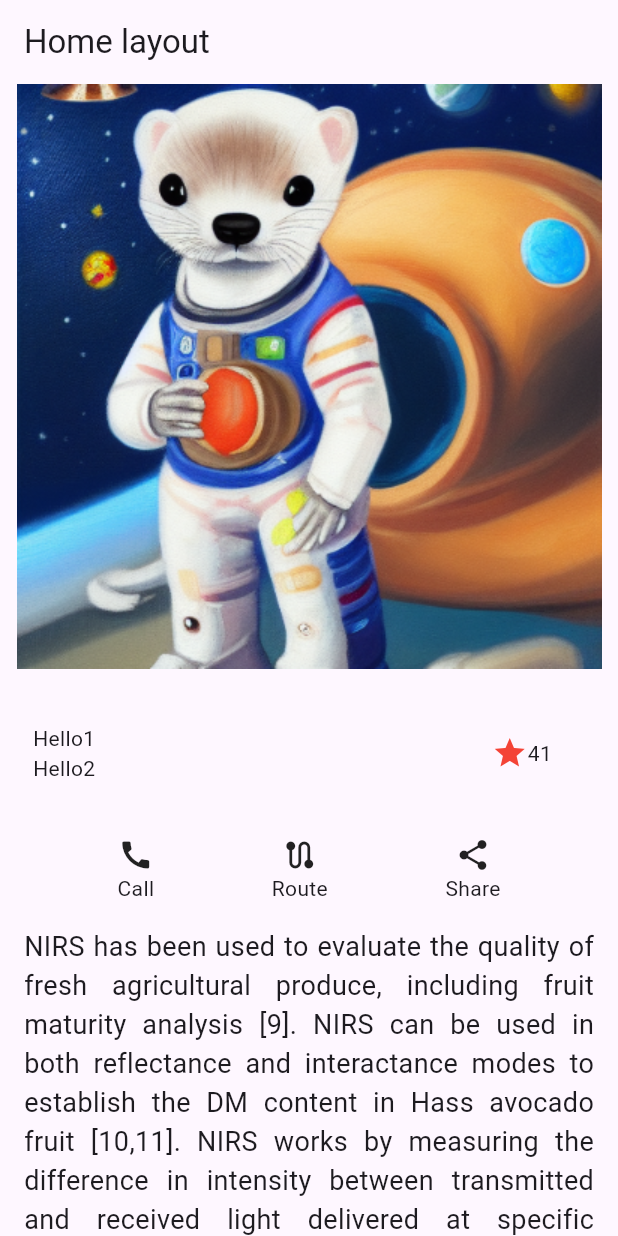
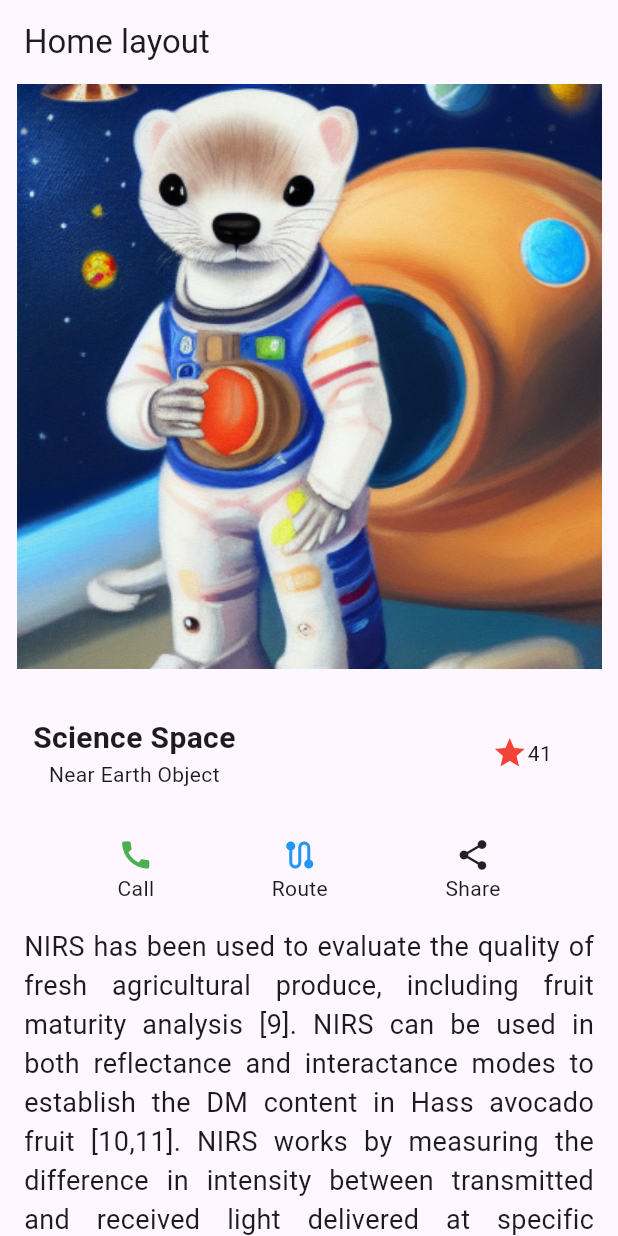
Before and after one commit to panudecht/example3, a Flutter app: the screen it shows after launch, on a phone screen of 412 x 824 dp. Run offline on Flutter 3.47's test engine with Material 3 defaults, Android fonts, the light colour scheme and no system bars.

Commit message:
Update home2screen.dart
update home2screen

```diff
--- a/lib/screen/home2screen.dart
+++ b/lib/screen/home2screen.dart
@@ -26,8 +26,8 @@ class _HomeScreen2StateState extends State<HomeScreen2State> {
                 children: [
                   Column(
                     children: [
-                      Text("Hello1"),
-                      Text("Hello2"),
+                      Text("Science Space",style:TextStyle(fontSize: 20,fontWeight: FontWeight.bold)),
+                      Text("Near Earth Object"),
                     ],
                   ),
                   Padding(
@@ -49,10 +49,10 @@ class _HomeScreen2StateState extends State<HomeScreen2State> {
                 mainAxisAlignment: MainAxisAlignment.spaceEvenly,
                 children: [
                   Column(
-                    children: [Icon(Icons.call), Text('Call')],
+                    children: [Icon(Icons.call,color: Colors.green,), Text('Call')],
                   ),
                   Column(
-                    children: [Icon(Icons.route), Text('Route')],
+                    children: [Icon(Icons.route,color: Colors.blue,), Text('Route')],
                   ),
                   Column(
                     children: [Icon(Icons.share), Text('Share')],
```
